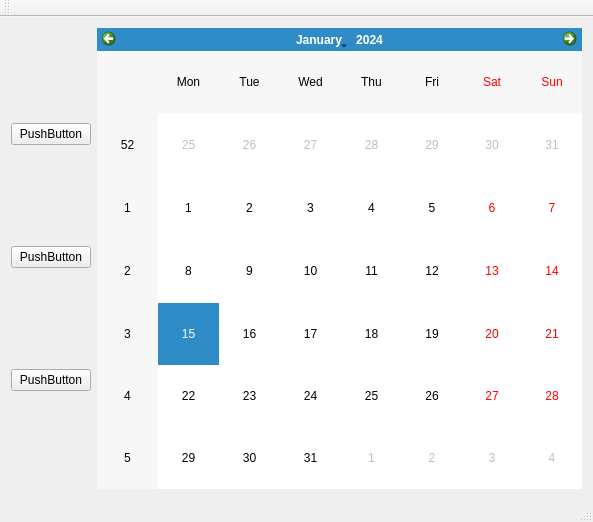
The window that mainwindow.ui (PaulFSherwood/addressBook) describes before a commit, drawn with Qt 5.
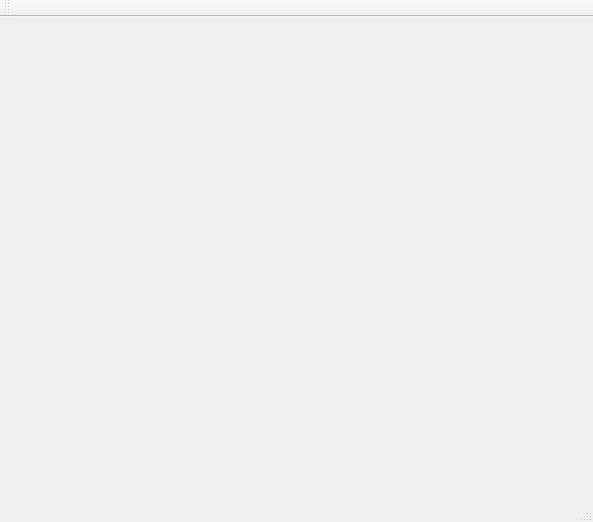
The same window after the commit.

Diff of the .ui file:
```diff
--- a/mainwindow.ui
+++ b/mainwindow.ui
@@ -16,36 +16,7 @@
   <widget class="QWidget" name="centralWidget">
    <layout class="QHBoxLayout" name="horizontalLayout_3">
     <item>
-     <layout class="QVBoxLayout" name="verticalLayout">
-      <item>
-       <widget class="QPushButton" name="pushButton">
-        <property name="text">
-         <string>PushButton</string>
-        </property>
-       </widget>
-      </item>
-      <item>
-       <widget class="QPushButton" name="pushButton_2">
-        <property name="text">
-         <string>PushButton</string>
-        </property>
-       </widget>
-      </item>
-      <item>
-       <widget class="QPushButton" name="pushButton_3">
-        <property name="text">
-         <string>PushButton</string>
-        </property>
-       </widget>
-      </item>
-     </layout>
-    </item>
-    <item>
-     <layout class="QHBoxLayout" name="horizontalLayout_2">
-      <item>
-       <widget class="QCalendarWidget" name="calendarWidget"/>
-      </item>
-     </layout>
+     <layout class="QVBoxLayout" name="verticalLayout"/>
     </item>
    </layout>
   </widget>
```
